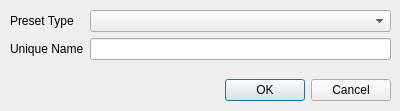
Before: the Qt Designer form ui/dlg_add_preset.ui in Openlights/firemix, drawn with Qt 5.
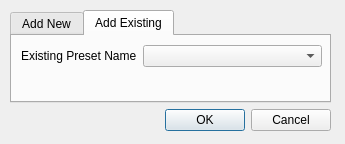
After: the same form once the commit is applied.

Commit message: Support adding existing presets to a playlist.  Adding new presets is currently broken.

What changed in the file:
```diff
--- a/ui/dlg_add_preset.ui
+++ b/ui/dlg_add_preset.ui
@@ -9,8 +9,8 @@
    <rect>
     <x>0</x>
     <y>0</y>
-    <width>400</width>
-    <height>111</height>
+    <width>345</width>
+    <height>144</height>
    </rect>
   </property>
   <property name="windowTitle">
@@ -24,8 +24,8 @@
     <rect>
      <x>0</x>
      <y>0</y>
-     <width>401</width>
-     <height>111</height>
+     <width>341</width>
+     <height>141</height>
     </rect>
    </property>
    <layout class="QVBoxLayout" name="verticalLayout">
@@ -33,6 +33,23 @@
      <number>10</number>
     </property>
     <item>
+     <widget class="QTabWidget" name="tabWidget">
+      <property name="currentIndex">
+       <number>1</number>
+      </property>
+      <widget class="QWidget" name="tabAddNew">
+       <attribute name="title">
+        <string>Add New</string>
+       </attribute>
+       <widget class="QWidget" name="layoutWidget">
+        <property name="geometry">
+         <rect>
+          <x>10</x>
+          <y>10</y>
+          <width>301</width>
+          <height>51</height>
+         </rect>
+        </property>
      <layout class="QFormLayout" name="formLayout">
       <item row="0" column="0">
        <widget class="QLabel" name="lbl_preset_type">
@@ -55,6 +72,36 @@
        <widget class="QLineEdit" name="edit_preset_name"/>
       </item>
      </layout>
+       </widget>
+      </widget>
+      <widget class="QWidget" name="tabAddExisting">
+       <attribute name="title">
+        <string>Add Existing</string>
+       </attribute>
+       <widget class="QWidget" name="formLayoutWidget">
+        <property name="geometry">
+         <rect>
+          <x>9</x>
+          <y>9</y>
+          <width>301</width>
+          <height>22</height>
+         </rect>
+        </property>
+        <layout class="QFormLayout" name="formLayout_2">
+         <item row="0" column="0">
+          <widget class="QLabel" name="lbl_preset_slug">
+           <property name="text">
+            <string>Existing Preset Name</string>
+           </property>
+          </widget>
+         </item>
+         <item row="0" column="1">
+          <widget class="QComboBox" name="cb_existing_preset_name"/>
+         </item>
+        </layout>
+       </widget>
+      </widget>
+     </widget>
     </item>
     <item>
      <widget class="QDialogButtonBox" name="buttonBox">
```
Lines whose indentation alone changed are shown as unchanged. The commit also changes 5 other files.
